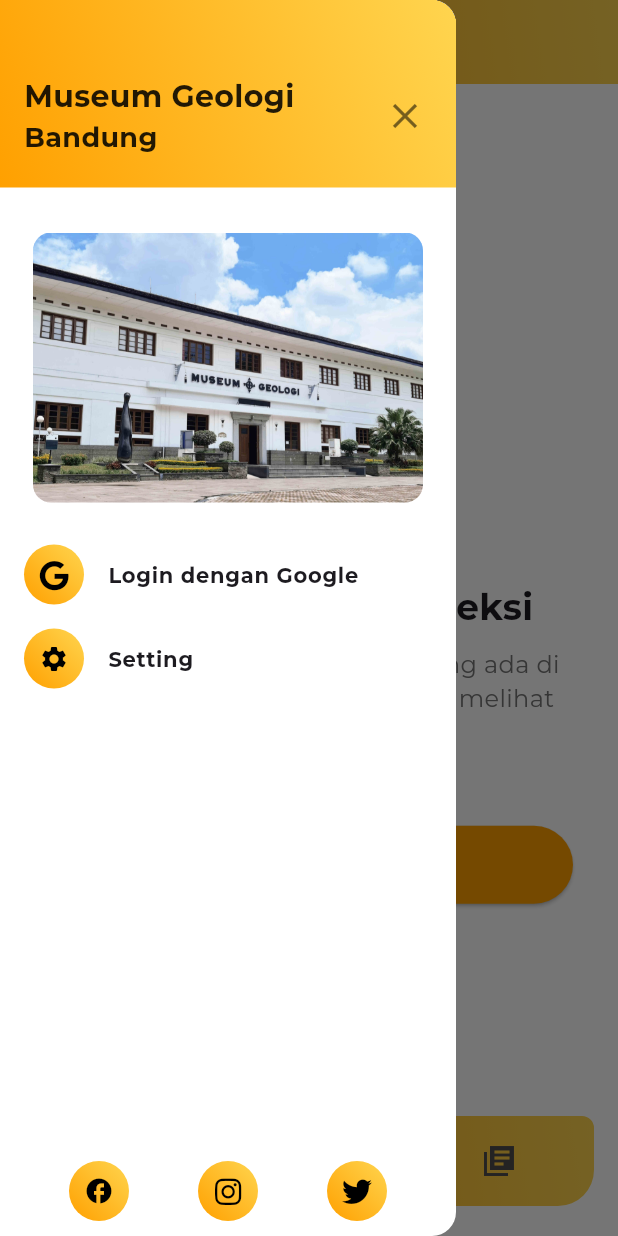
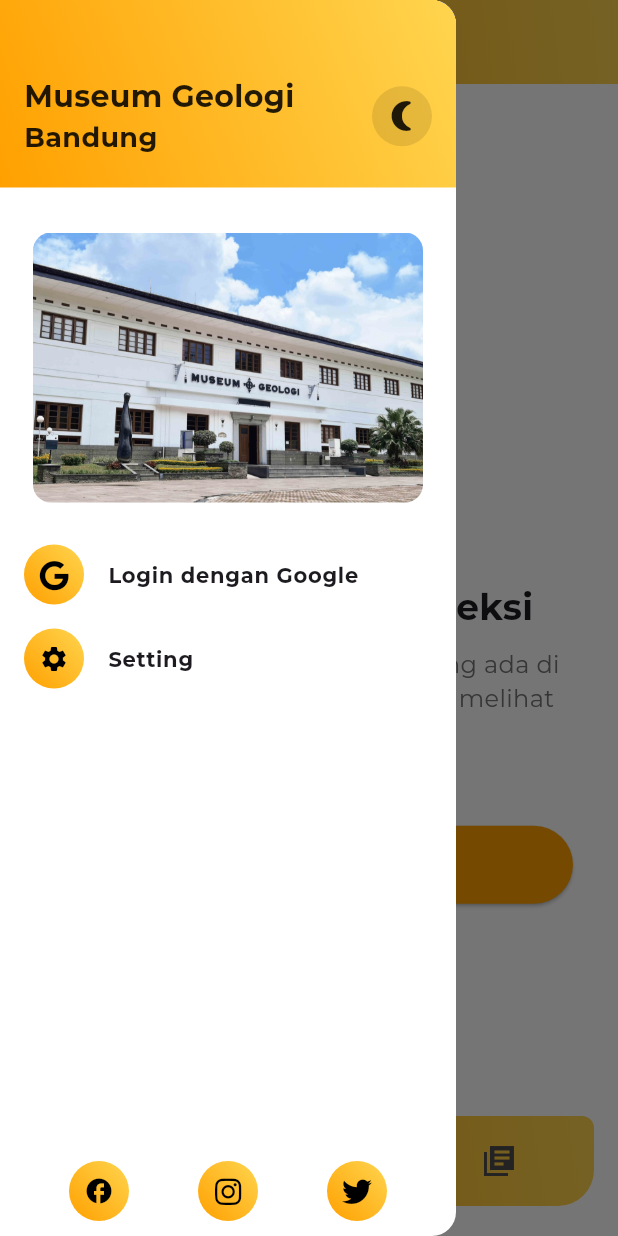
Before and after one commit to rayhan-afk/museum_tugasakhir, a Flutter app: the screen it shows after launch, with the side drawer open, on a phone screen of 412 x 824 dp. Run offline on Flutter 3.47's test engine with Material 3 defaults, Android fonts, the phone set to English and light mode, and no system bars; drawn by our look-alikes of circle_nav_bar; our stand-ins replace cloud_firestore, firebase_auth, firebase_core, font_awesome_flutter, google_fonts, google_sign_in and 1 more; missing offline and left inert: mobile_scanner; accounts and stored records are empty.

Commit message:
ubah banyak

```diff
--- a/lib/main.dart
+++ b/lib/main.dart
@@ -1,12 +1,13 @@
 import 'package:flutter/material.dart';
 import 'package:firebase_core/firebase_core.dart';
 import 'package:firebase_auth/firebase_auth.dart';
-import 'package:museum_tugasakhir/services/firebase_options.dart';
+import 'package:museum_tugasakhir/providers/theme_providers.dart';
 import 'package:provider/provider.dart';
 
-// Ganti 'museum_tugasakhir' dengan nama folder proyek Anda
+// Ganti 'museum_tugasakhir' dengan nama proyek Anda
 import 'package:museum_tugasakhir/services/auth_service.dart';
 import 'package:museum_tugasakhir/screens/tabs.dart'; // Import halaman Tabs
+import 'services/firebase_options.dart';
 
 void main() async {
   // Memastikan semua binding Flutter sudah siap sebelum menjalankan kode
@@ -18,14 +19,16 @@ void main() async {
 
   runApp(
     // Membungkus seluruh aplikasi dengan MultiProvider.
-    // Ini memungkinkan kita untuk menyediakan beberapa 'state' atau 'service'.
     MultiProvider(
       providers: [
-        // Menyediakan stream status otentikasi ke seluruh aplikasi.
-        // Setiap kali ada perubahan (login/logout), widget yang mendengarkan akan otomatis update.
+        // 1. Provider untuk status otentikasi (tetap ada)
         StreamProvider<User?>.value(
           value: AuthService().authStateChanges,
           initialData: null,
+        ),
+        // 2. Provider untuk tema (BARU)
+        ChangeNotifierProvider(
+          create: (context) => ThemeProvider(),
         ),
       ],
       child: const MyApp(), // Aplikasi utama Anda
@@ -39,18 +42,20 @@ class MyApp extends StatelessWidget {
 
   @override
   Widget build(BuildContext context) {
+    // "Mendengarkan" perubahan dari ThemeProvider
+    final themeProvider = Provider.of<ThemeProvider>(context);
+
     return MaterialApp(
-      title: 'Museum Geologi App', // Judul aplikasi Anda
-      debugShowCheckedModeBanner: false, // Menghilangkan banner debug
-      theme: ThemeData(
-        // Konfigurasi tema utama aplikasi Anda
-        primarySwatch: Colors.orange, // Menggunakan tema oranye/kuning
-        visualDensity: VisualDensity.adaptivePlatformDensity,
-      ),
+      title: 'Museum Geologi App',
+      debugShowCheckedModeBanner: false,
+
+      // # PERUBAHAN UTAMA: Mengatur tema aplikasi
+      theme: MyThemes.lightTheme, // Tema saat mode terang
+      darkTheme: MyThemes.darkTheme, // Tema saat mode gelap
+      themeMode: themeProvider.themeMode, // Menggunakan mode yang sedang aktif
+
       // Mengarahkan home ke widget Tabs()
       home: const Tabs(), // Halaman utama aplikasi Anda
     );
   }
 }
-
-//rayhan abduhuda - 193040044
--- /dev/null
+++ b/lib/providers/theme_providers.dart
@@ -0,0 +1,89 @@
+// File: lib/providers/theme_provider.dart
+
+import 'package:flutter/material.dart';
+import 'package:google_fonts/google_fonts.dart';
+import 'package:shared_preferences/shared_preferences.dart';
+
+// Kelas ini akan menjadi "Pengontrol Tema" untuk seluruh aplikasi.
+// Ia menggunakan ChangeNotifier untuk memberitahu widget lain saat ada perubahan.
+class ThemeProvider with ChangeNotifier {
+  ThemeMode _themeMode = ThemeMode.light; // Defaultnya adalah mode terang
+
+  // Ini adalah 'getter' agar widget lain bisa mengetahui tema apa yang sedang aktif.
+  ThemeMode get themeMode => _themeMode;
+
+  // Key untuk menyimpan data di memori HP
+  static const String _themePreferenceKey = 'theme_preference';
+
+  ThemeProvider() {
+    // Saat ThemeProvider pertama kali dibuat, langsung coba muat tema yang tersimpan.
+    _loadThemeFromPrefs();
+  }
+
+  // Fungsi untuk memuat preferensi tema dari memori HP
+  _loadThemeFromPrefs() async {
+    final prefs = await SharedPreferences.getInstance();
+    // Baca data boolean 'isDarkMode'. Jika tidak ada, defaultnya adalah false.
+    final bool isDarkMode = prefs.getBool(_themePreferenceKey) ?? false;
+    // Atur tema berdasarkan data yang tersimpan
+    _themeMode = isDarkMode ? ThemeMode.dark : ThemeMode.light;
+    // Beri tahu semua widget yang mendengarkan bahwa tema sudah dimuat.
+    notifyListeners();
+  }
+
+  // Fungsi untuk menyimpan preferensi tema ke memori HP
+  _saveThemeToPrefs(bool isDarkMode) async {
+    final prefs = await SharedPreferences.getInstance();
+    prefs.setBool(_themePreferenceKey, isDarkMode);
+  }
+
+  // Fungsi utama yang akan dipanggil oleh tombol switch
+  void toggleTheme(bool isDarkMode) {
+    // Ubah tema berdasarkan nilai dari tombol switch
+    _themeMode = isDarkMode ? ThemeMode.dark : ThemeMode.light;
+    // Simpan pilihan baru ini ke memori HP
+    _saveThemeToPrefs(isDarkMode);
+    // Beri tahu seluruh aplikasi bahwa tema telah berubah!
+    notifyListeners();
+  }
+}
+
+// Kelas ini mendefinisikan seperti apa tampilan tema terang dan gelap kita.
+class MyThemes {
+  // Tema untuk Mode Terang (Light Mode)
+  static final ThemeData lightTheme = ThemeData(
+    primarySwatch: Colors.orange,
+    scaffoldBackgroundColor: Colors.white,
+    brightness: Brightness.light,
+    appBarTheme: AppBarTheme(
+      backgroundColor: const Color(0xFFFFA000),
+      foregroundColor: Colors.black, // Warna teks dan ikon di AppBar
+      elevation: 1,
+      titleTextStyle: GoogleFonts.montserrat(
+        fontWeight: FontWeight.bold,
+        color: Colors.black,
+        fontSize: 22,
+      ),
+    ),
+    // Anda bisa menambahkan kustomisasi lain di sini
+  );
+
+  // Tema untuk Mode Gelap (Dark Mode)
+  static final ThemeData darkTheme = ThemeData(
+    primarySwatch: Colors.orange,
+    scaffoldBackgroundColor:
+        const Color(0xFF121212), // Warna latar belakang gelap
+    brightness: Brightness.dark, // Memberitahu Flutter ini adalah tema gelap
+    appBarTheme: AppBarTheme(
+      backgroundColor: Colors.grey[900],
+      foregroundColor: Colors.white, // Warna teks dan ikon di AppBar
+      elevation: 1,
+      titleTextStyle: GoogleFonts.montserrat(
+        fontWeight: FontWeight.bold,
+        color: Colors.white,
+        fontSize: 22,
+      ),
+    ),
+    // Anda bisa menambahkan kustomisasi lain di sini
+  );
+}
--- a/lib/screens/collections_screen.dart
+++ b/lib/screens/collections_screen.dart
@@ -6,7 +6,7 @@ import 'package:cloud_firestore/cloud_firestore.dart';
 
 // Ganti 'museum_tugasakhir' dengan nama proyek Anda
 import 'package:museum_tugasakhir/screens/categories/category_items_screen.dart';
-import 'package:museum_tugasakhir/screens/details/search.dart';
+import 'package:museum_tugasakhir/screens/search.dart';
 import 'package:museum_tugasakhir/widgets/categories_tile.dart';
 import 'package:museum_tugasakhir/data/data.dart';
 import 'package:museum_tugasakhir/screens/details/details.dart';
@@ -49,7 +49,7 @@ class CollectionsScreen extends StatelessWidget {
   @override
   Widget build(BuildContext context) {
     return Scaffold(
-      backgroundColor: Colors.white,
+      // backgroundColor: Colors.white,
       body: SingleChildScrollView(
         child: Column(
           children: [
--- a/lib/screens/scanner_screen.dart
+++ b/lib/screens/scanner_screen.dart
@@ -9,7 +9,7 @@ class ScannerScreen extends StatelessWidget {
   @override
   Widget build(BuildContext context) {
     return Scaffold(
-      backgroundColor: Colors.white,
+      // backgroundColor: Colors.white,
       body: Center(
         child: Padding(
           padding: const EdgeInsets.all(30.0),
--- a/lib/widgets/categories_tile.dart
+++ b/lib/widgets/categories_tile.dart
@@ -36,7 +36,6 @@ class CategoriesTile extends StatelessWidget {
           style: GoogleFonts.montserrat(
             fontSize: 14,
             fontWeight: FontWeight.bold,
-            color: const Color.fromARGB(255, 79, 76, 76),
           ),
         )
       ],
--- a/lib/widgets/main_drawer.dart
+++ b/lib/widgets/main_drawer.dart
@@ -3,6 +3,7 @@
 import 'package:flutter/material.dart';
 import 'package:font_awesome_flutter/font_awesome_flutter.dart';
 import 'package:google_fonts/google_fonts.dart';
+import 'package:museum_tugasakhir/providers/theme_providers.dart';
 import 'package:museum_tugasakhir/screens/comments_screen.dart';
 import 'package:museum_tugasakhir/screens/favorite_screen.dart';
 import 'package:provider/provider.dart';
@@ -11,24 +12,26 @@ import 'package:firebase_auth/firebase_auth.dart';
 // Ganti 'museum_tugasakhir' dengan nama proyek Anda
 import 'package:museum_tugasakhir/widgets/icon_widget.dart';
 import 'package:museum_tugasakhir/widgets/social_icon.dart';
-import 'package:museum_tugasakhir/services/auth_service.dart'; // <-- IMPORT HALAMAN BARU
+import 'package:museum_tugasakhir/services/auth_service.dart';
 
 class MainDrawer extends StatelessWidget {
   const MainDrawer({Key? key}) : super(key: key);
 
   @override
   Widget build(BuildContext context) {
-    // Mendapatkan status pengguna dari Provider
+    // Mendapatkan status pengguna dan tema dari Provider
     final user = Provider.of<User?>(context);
+    final themeProvider = Provider.of<ThemeProvider>(context);
     final bool isLoggedIn = user != null;
+    final bool isDarkMode = themeProvider.themeMode == ThemeMode.dark;
 
     return Drawer(
-      backgroundColor: Colors.white,
-      // Menggunakan Column sebagai widget utama untuk kontrol posisi
+      backgroundColor:
+          Theme.of(context).scaffoldBackgroundColor, // Menggunakan warna tema
       child: Column(
         crossAxisAlignment: CrossAxisAlignment.stretch,
         children: <Widget>[
-          // Bagian Header (tidak berubah)
+          // Bagian Header
           Container(
             width: double.infinity,
             decoration: const BoxDecoration(
@@ -58,11 +61,20 @@ class MainDrawer extends StatelessWidget {
                               color: Colors.black87)),
                     ],
                   ),
-                  InkWell(
-                    onTap: () => Navigator.pop(context),
-                    child: const Padding(
-                      padding: EdgeInsets.all(4.0),
-                      child: Icon(Icons.close, size: 28, color: Colors.black54),
+                  // # PERUBAHAN: Tombol diubah dan dibungkus CircleAvatar
+                  CircleAvatar(
+                    backgroundColor: Colors.black
+                        .withOpacity(0.1), // Latar belakang lingkaran
+                    child: IconButton(
+                      icon: Icon(
+                        isDarkMode ? Icons.wb_sunny : Icons.nightlight_round,
+                        // Matahari warna putih, bulan warna hitam
+                        color: isDarkMode ? Colors.white : Colors.black87,
+                      ),
+                      onPressed: () {
+                        // Memanggil fungsi toggleTheme dengan nilai kebalikannya
+                        themeProvider.toggleTheme(!isDarkMode);
+                      },
                     ),
                   ),
                 ],
@@ -71,7 +83,7 @@ class MainDrawer extends StatelessWidget {
           ),
           const SizedBox(height: 30),
 
-          // Gambar Museum (tidak berubah)
+          // Gambar Museum
           Center(
             child: Container(
               width: 260,
@@ -104,7 +116,7 @@ class MainDrawer extends StatelessWidget {
               color: Colors.red,
               title: 'Koleksi Favorit',
               onTap: () {
-                Navigator.pop(context); // Tutup drawer
+                Navigator.pop(context);
                 Navigator.push(
                   context,
                   MaterialPageRoute(
@@ -112,12 +124,11 @@ class MainDrawer extends StatelessWidget {
                 );
               },
             ),
-            // # PERUBAHAN: Tombol Komentar Saya ditambahkan di sini
             IconWidget(
               icon: Icons.comment_outlined,
               title: 'Komentar Saya',
               onTap: () {
-                Navigator.pop(context); // Tutup drawer
+                Navigator.pop(context);
                 Navigator.push(
                   context,
                   MaterialPageRoute(
--- a/pubspec.yaml
+++ b/pubspec.yaml
@@ -43,6 +43,7 @@ dependencies:
   google_sign_in: ^6.2.1
   provider: ^6.1.2
   mobile_scanner: ^7.0.1
+  shared_preferences: ^2.2.3
 
 dev_dependencies:
   flutter_test:
```
Also changed, not shown: lib/data/data.dart (+46 -7 lines), lib/screens/categories/category_items_screen.dart (+14 -4 lines), lib/screens/comments_screen.dart (+46 -35 lines), lib/screens/details/appbar.dart (+6 -4 lines), lib/screens/details/details.dart (+20 -12 lines), lib/screens/details/detailscreen.dart (+144 -71 lines), lib/screens/museum_screen.dart (+31 -28 lines), lib/services/firestore_service.dart (+14 -1 lines), lib/screens/search.dart (renamed from lib/screens/details/search.dart), 1 other file.
